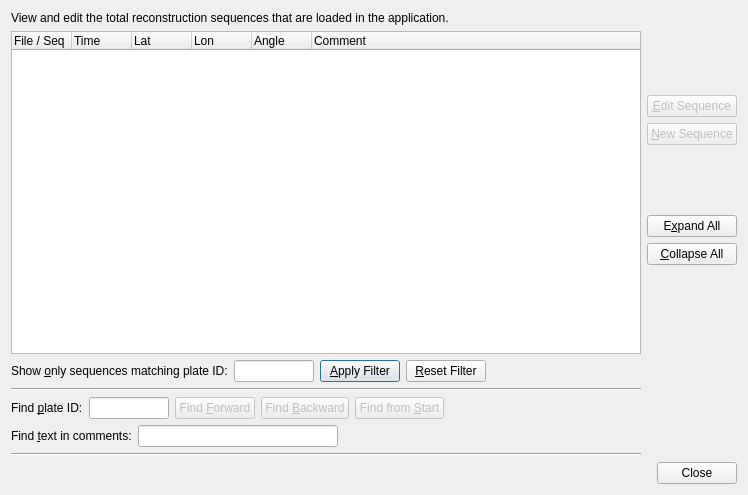
First picture: the form in src/qt-widgets/TotalReconstructionSequencesDialogUi.ui, repository GPlates/GPlates, before the edit.
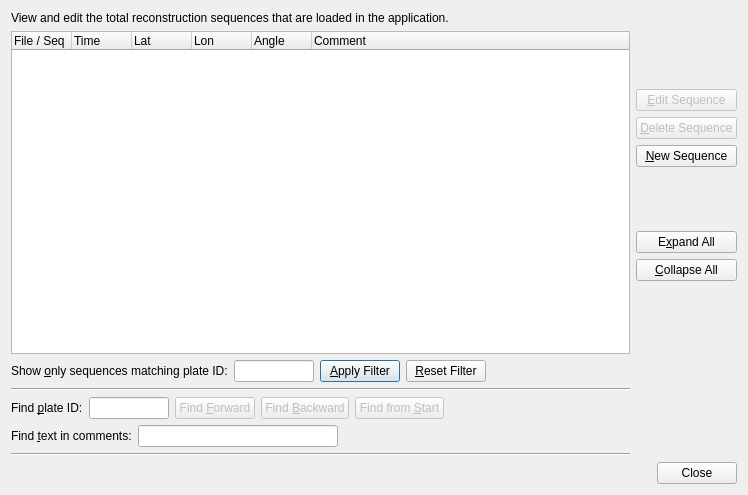
Second picture: the form after the edit.

What changed in the file:
```diff
--- a/src/qt-widgets/TotalReconstructionSequencesDialogUi.ui
+++ b/src/qt-widgets/TotalReconstructionSequencesDialogUi.ui
@@ -285,10 +285,20 @@
          </property>
         </widget>
        </item>
+       <item>
+        <widget class="QPushButton" name="button_Delete_Sequence">
+         <property name="enabled">
+          <bool>false</bool>
+         </property>
+         <property name="text">
+          <string>&amp;Delete Sequence</string>
+         </property>
+        </widget>
+       </item>
        <item>
         <widget class="QPushButton" name="button_New_Sequence">
          <property name="enabled">
-          <bool>false</bool>
+          <bool>true</bool>
          </property>
          <property name="text">
           <string>&amp;New Sequence</string>
```
Left out of the diff: 6 changed lines with no effect on the pictures.
